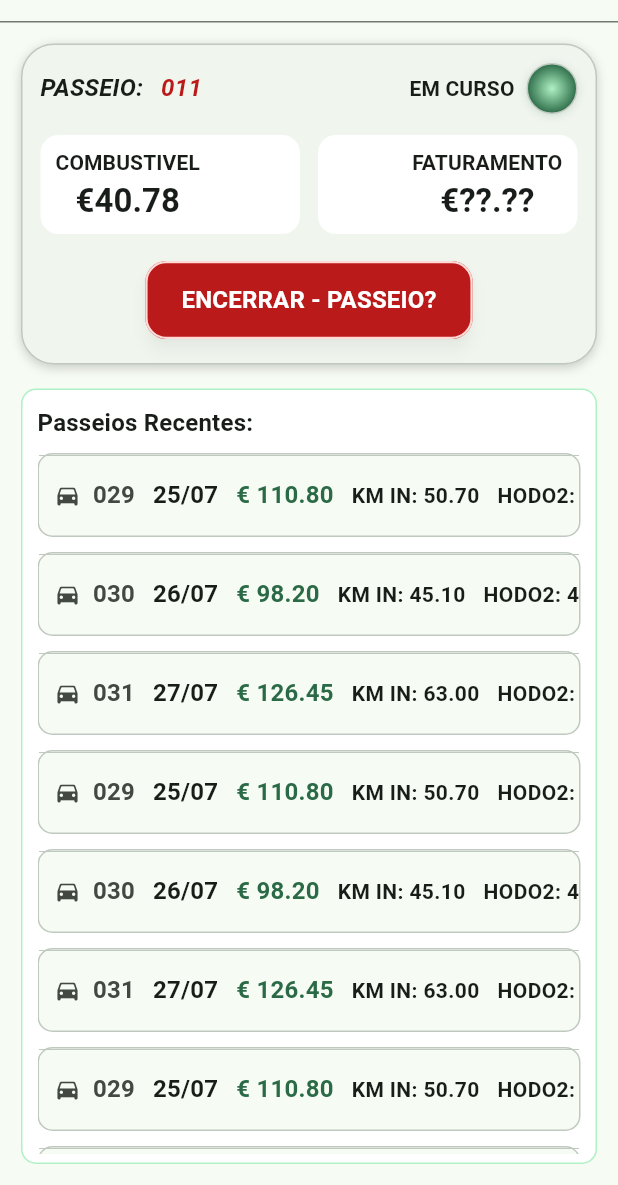
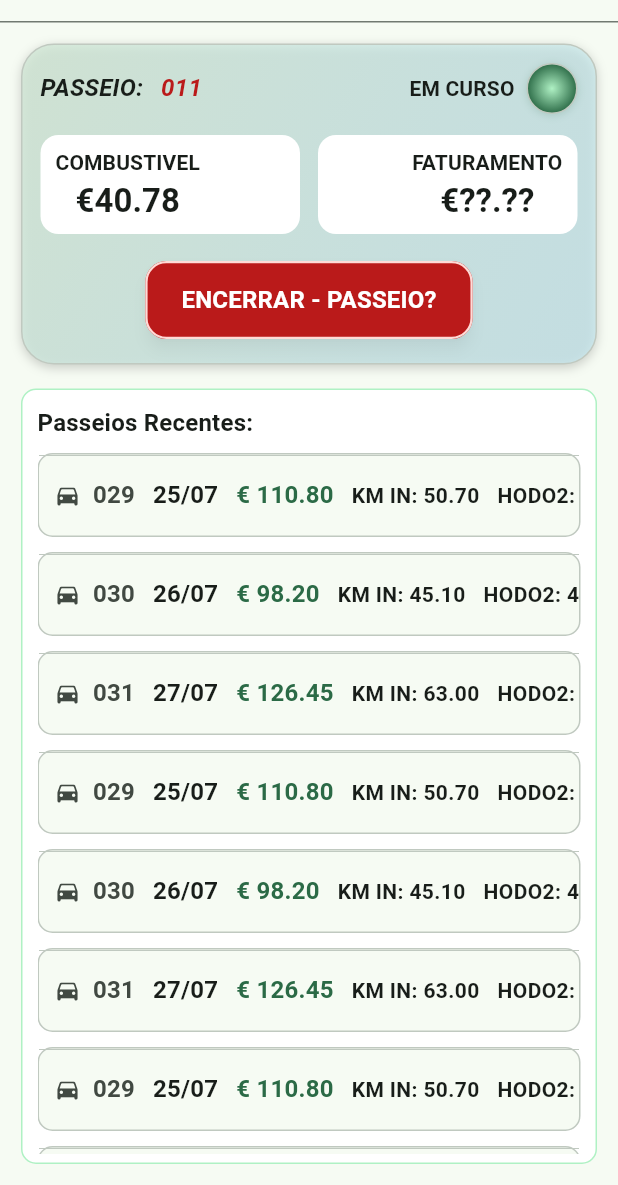
Before and after one commit to cleidson-machado/ride-driver-clean, a Flutter app: the TourInProgressView screen opened directly, on a phone screen of 412 x 824 dp, the part 51-1236 px from its top. Run offline on Flutter 3.47's test engine with Material 3 defaults, Android fonts, the phone set to English and light mode, and no system bars; our stand-ins replace dio, floor, sqflite; accounts and stored records are empty.

Commit message:
Fix: Update background styling in _CurrentRideCard to use gradient for enhanced visual appeal

```diff
--- a/lib/features/tour_in_progress/tour_in_progress_view.dart
+++ b/lib/features/tour_in_progress/tour_in_progress_view.dart
@@ -130,7 +130,14 @@ class _CurrentRideCard extends StatelessWidget {
 
 		return Container(
 			decoration: BoxDecoration(
-				color: colorScheme.surfaceContainerLow,
+				gradient: LinearGradient(
+					begin: Alignment.topLeft,
+					end: Alignment.bottomRight,
+					colors: [
+						colorScheme.secondaryContainer.withValues(alpha: 0.75),
+						colorScheme.tertiaryContainer.withValues(alpha: 0.55),
+					],
+				),
 				borderRadius: BorderRadius.circular(22),
 				border: Border.all(color: colorScheme.outlineVariant),
 				boxShadow: [
```
